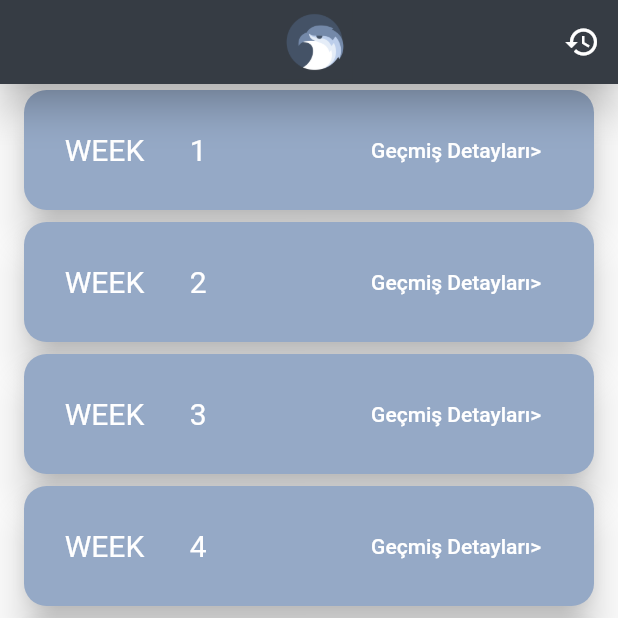
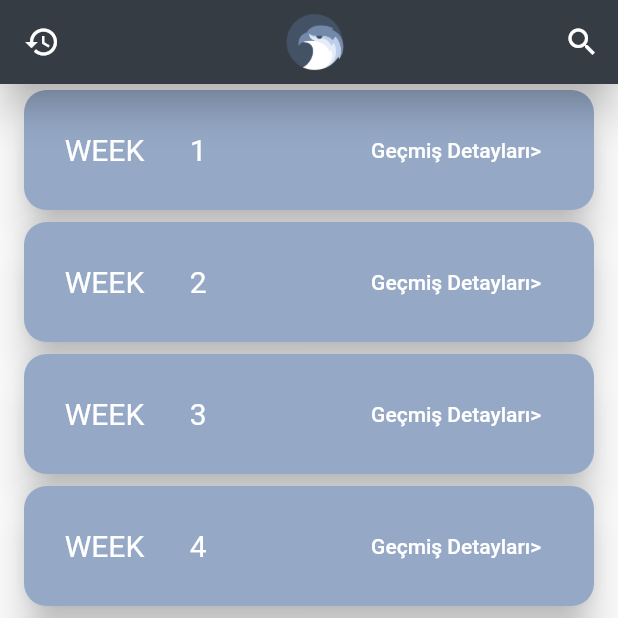
Before and after one commit to hayriodabas/MobileProjectNewSummary, a Flutter app: the history screen opened directly, on a phone screen of 412 x 824 dp, the top half of it. Run offline on Flutter 3.47's test engine with Material 2 defaults, Android fonts, the phone set to English and light mode, and no system bars; our stand-ins replace auto_size_text; network calls fail.

Commit message:
HG | 28.01.2020 : Screen sorunu çözüldü V2

```diff
--- a/lib/ui/view/home/history.dart
+++ b/lib/ui/view/home/history.dart
@@ -12,14 +12,17 @@ class history extends StatelessWidget {
     return Scaffold(
       appBar: AppBar(
         elevation: 10.0,
-        leading: SizedBox(
+        leading: Icon(Icons.history),
+
+       /* leading: SizedBox(
           width:  MediaQuery.of(context).size.width * 0.55,
-        ),
+        ),*/
         centerTitle: true,
         title: Logo(),
+
         actions: <Widget>[
           IconButton(
-            icon: Icon(Icons.history),
+            icon: Icon(Icons.search),
             onPressed: () async {},
           ),
         ],
```
Also changed, not shown: lib/ui/view/home/fire_home_view.dart (+4 -4 lines).
